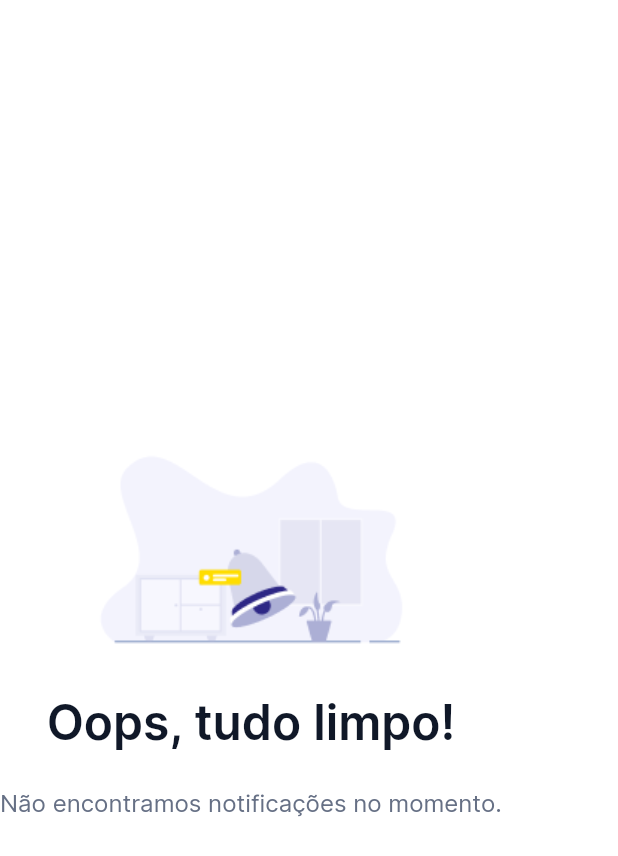
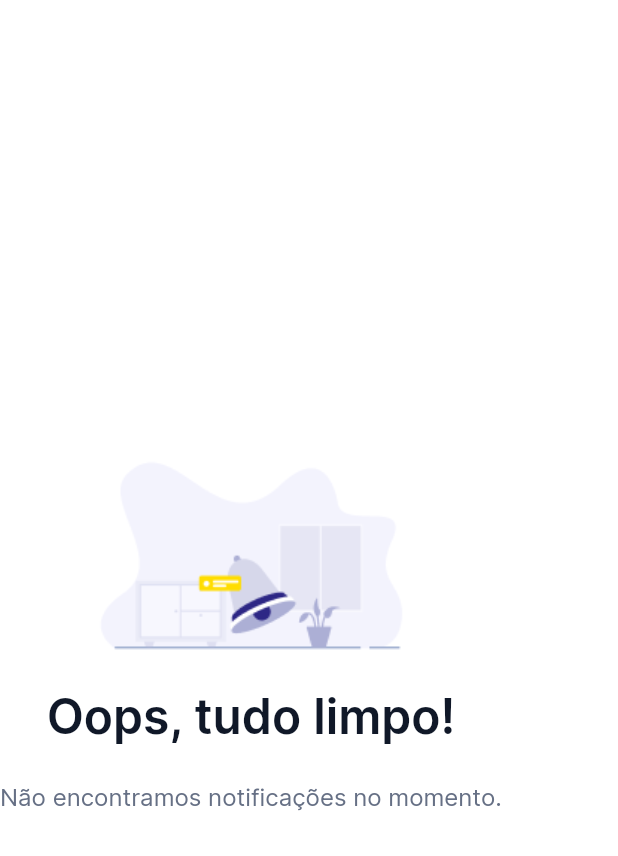
Before and after one commit to bernardoveras/studle, a Flutter app: the EmptyStateDisplay widget shown alone on an empty page, opened directly, on a phone screen of 412 x 824 dp. Shown: the top 856 px of the screen. Run offline on Flutter 3.47's test engine with Material 3 defaults, Android fonts, the phone set to English and light mode, and no system bars; drawn by our look-alikes of flutter_animate; our stand-ins replace equatable, flutter_bloc, get_it, go_router, mask_text_input_formatter, phosphor_flutter and 5 more; missing offline and left inert: validatorless; accounts and stored records are empty.

Commit message:
feat: add empty state sizes

```diff
--- a/lib/src/core/ui/widgets/states/empty_state_display.dart
+++ b/lib/src/core/ui/widgets/states/empty_state_display.dart
@@ -1,8 +1,30 @@
 import 'package:flutter/material.dart';
 import 'package:flutter_animate/flutter_animate.dart';
-import 'package:phosphor_flutter/phosphor_flutter.dart';
 
 import '../../design_system/design_system.dart';
+
+enum EmptyStateDisplaySize {
+  small(
+    iconSize: 60,
+    imageSize: 130,
+    gap: 24,
+  ),
+  normal(
+    iconSize: 80,
+    imageSize: 150,
+    gap: 24,
+  );
+
+  final double iconSize;
+  final double imageSize;
+  final double gap;
+
+  const EmptyStateDisplaySize({
+    required this.iconSize,
+    required this.imageSize,
+    required this.gap,
+  });
+}
 
 class EmptyStateDisplay extends StatelessWidget {
   const EmptyStateDisplay({
@@ -15,10 +37,11 @@ class EmptyStateDisplay extends StatelessWidget {
     this.onPressedPrimaryButton,
     this.secondaryButtonText,
     this.onPressedSecondaryButton,
+    this.size = EmptyStateDisplaySize.normal,
   }) : assert(icon == null || imageSource == null,
             'Only one of icon or imageSource can be provided, not both.');
 
-  final Widget? icon;
+  final IconData? icon;
   final String? imageSource;
   final String title;
   final String description;
@@ -26,6 +49,7 @@ class EmptyStateDisplay extends StatelessWidget {
   final VoidCallback? onPressedPrimaryButton;
   final String? secondaryButtonText;
   final VoidCallback? onPressedSecondaryButton;
+  final EmptyStateDisplaySize size;
 
   @override
   Widget build(BuildContext context) {
@@ -46,35 +70,41 @@ class EmptyStateDisplay extends StatelessWidget {
         crossAxisAlignment: CrossAxisAlignment.center,
         mainAxisAlignment: MainAxisAlignment.center,
         children: [
-          if (icon != null)
-            icon!
-          else if (imageSource != null)
+          if (imageSource != null)
             Image.asset(
               imageSource!,
-              height: 150,
+              height: size.imageSize,
             )
           else
             Icon(
-              PhosphorIconsRegular.notification,
-              size: 80,
+              icon,
+              size: size.iconSize,
               color: MonoChromaticColors.gray.v400,
             ),
-          const SizedBox(height: 32),
+          SizedBox(height: size.gap),
           Text(
             title,
             textAlign: TextAlign.center,
-            style: Heading2Typography(
-              fontWeight: FontWeight.w600,
-              color: MonoChromaticColors.gray.v900,
-            ),
+            style: switch (size) {
+              EmptyStateDisplaySize.small => Heading3Typography(
+                  fontWeight: FontWeight.w600,
+                  color: MonoChromaticColors.gray.v900,
+                ),
+              EmptyStateDisplaySize.normal => Heading2Typography(
+                  fontWeight: FontWeight.w600,
+                  color: MonoChromaticColors.gray.v900,
+                ),
+            },
           ),
-          const SizedBox(height: 24),
+          SizedBox(height: size.gap),
           Text(
             description,
             textAlign: TextAlign.center,
-            style: Text2Typography(
-              color: MonoChromaticColors.gray,
-            ),
+            style: switch (size) {
+              _ => Text2Typography(
+                  color: MonoChromaticColors.gray,
+                ),
+            },
           ),
           if (primaryButtonText != null || secondaryButtonText != null)
             const SizedBox(height: 40),
```
